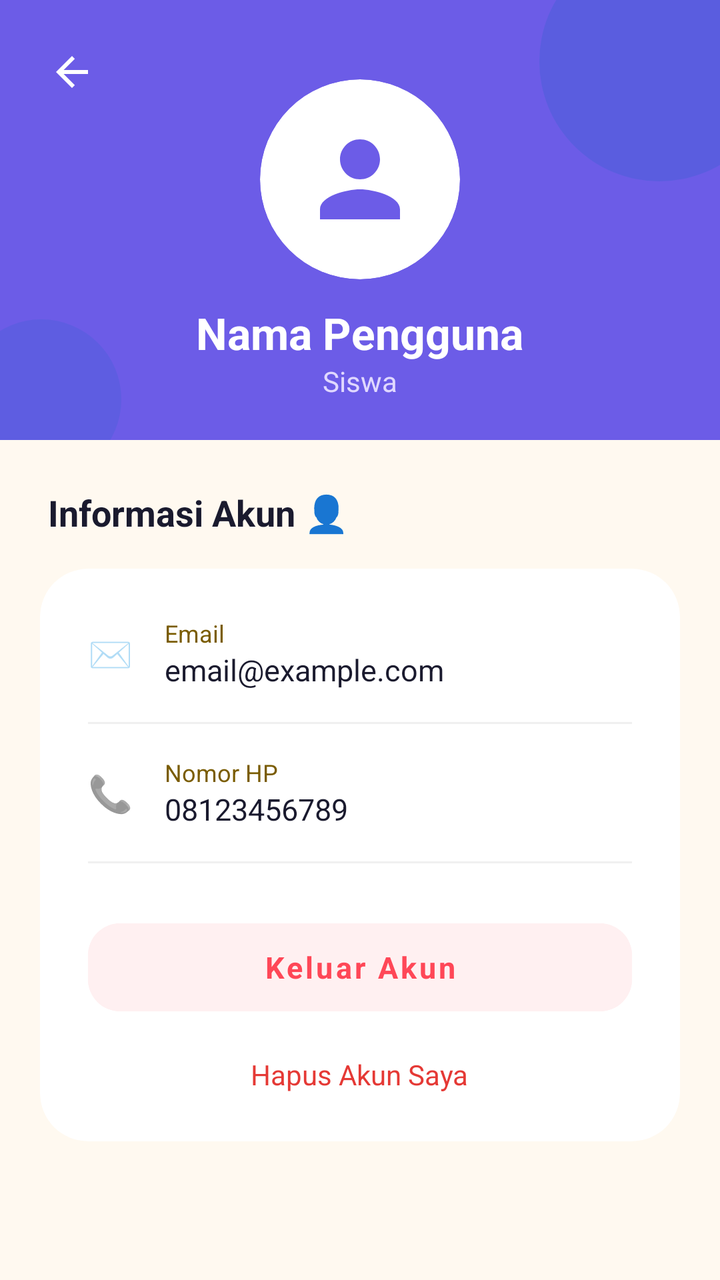
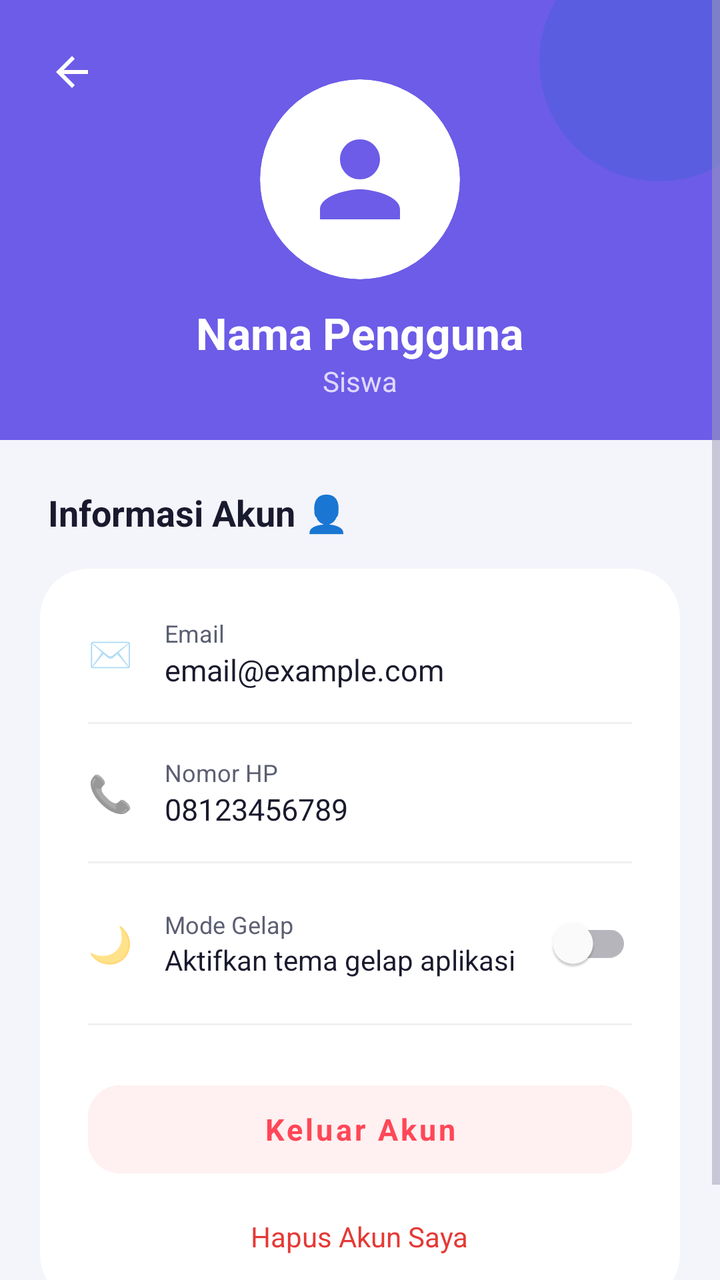

An Android layout rendered at two revisions. The XML below is the earlier revision; the diff shows what the commit changed to produce the second picture.
<!-- AndroidManifest.xml: application theme Theme.Elearning_SD_Negeri_Sukorame_1 -->
<!-- res/layout/fragment_profile.xml -->
<?xml version="1.0" encoding="utf-8"?>
<ScrollView xmlns:android="http://schemas.android.com/apk/res/android"
    xmlns:app="http://schemas.android.com/apk/res-auto"
    android:layout_width="match_parent"
    android:layout_height="match_parent"
    android:background="@color/page_bg_warm"
    android:fillViewport="true">

    <LinearLayout
        android:layout_width="match_parent"
        android:layout_height="wrap_content"
        android:orientation="vertical"
        android:paddingBottom="40dp">

        
        <androidx.constraintlayout.widget.ConstraintLayout
            android:layout_width="match_parent"
            android:layout_height="220dp"
            android:background="@color/accent_purple">

            
            <View
                android:layout_width="120dp"
                android:layout_height="120dp"
                app:layout_constraintTop_toTopOf="parent"
                app:layout_constraintEnd_toEndOf="parent"
                android:layout_marginTop="-30dp"
                android:layout_marginEnd="-30dp"
                android:background="@drawable/bg_circle_blue"
                android:alpha="0.2"/>

            <View
                android:layout_width="80dp"
                android:layout_height="80dp"
                app:layout_constraintBottom_toBottomOf="parent"
                app:layout_constraintStart_toStartOf="parent"
                android:layout_marginStart="-20dp"
                android:layout_marginBottom="-20dp"
                android:background="@drawable/bg_circle_blue"
                android:alpha="0.15"/>

            <ImageView
                android:id="@+id/ivBack"
                android:layout_width="40dp"
                android:layout_height="40dp"
                android:layout_marginStart="16dp"
                android:layout_marginTop="16dp"
                android:padding="8dp"
                android:src="@drawable/ic_back"
                android:background="?attr/selectableItemBackgroundBorderless"
                app:tint="@color/on_header_title"
                app:layout_constraintStart_toStartOf="parent"
                app:layout_constraintTop_toTopOf="parent"/>

            <LinearLayout
                android:layout_width="match_parent"
                android:layout_height="match_parent"
                android:orientation="vertical"
                android:gravity="center"
                android:paddingTop="20dp">

                <androidx.cardview.widget.CardView
                    android:layout_width="100dp"
                    android:layout_height="100dp"
                    app:cardCornerRadius="50dp"
                    app:cardElevation="0dp"
                    app:cardBackgroundColor="@color/card_bg">
                    <ImageView
                        android:id="@+id/ivProfilePicture"
                        android:layout_width="match_parent"
                        android:layout_height="match_parent"
                        android:scaleType="centerCrop"
                        android:src="@drawable/ic_user_solid"
                        android:padding="20dp"
                        app:tint="@color/accent_purple"/>
                </androidx.cardview.widget.CardView>

                <TextView
                    android:id="@+id/tvName"
                    android:layout_width="wrap_content"
                    android:layout_height="wrap_content"
                    android:layout_marginTop="12dp"
                    android:text="Nama Pengguna"
                    android:textColor="@color/on_header_title"
                    android:textSize="22sp"
                    android:textStyle="bold"
                    android:fontFamily="sans-serif-rounded"/>

                <TextView
                    android:id="@+id/tvRole"
                    android:layout_width="wrap_content"
                    android:layout_height="wrap_content"
                    android:text="Siswa"
                    android:textColor="@color/accent_purple_chip"
                    android:textSize="14sp"
                    android:fontFamily="sans-serif-rounded"/>
            </LinearLayout>
        </androidx.constraintlayout.widget.ConstraintLayout>

        
        <TextView
            android:layout_width="wrap_content"
            android:layout_height="wrap_content"
            android:layout_marginStart="24dp"
            android:layout_marginTop="24dp"
            android:layout_marginBottom="8dp"
            android:text="Informasi Akun 👤"
            android:textColor="@color/text_dark"
            android:textSize="18sp"
            android:textStyle="bold"
            android:fontFamily="sans-serif-rounded"/>

        <androidx.cardview.widget.CardView
            android:layout_width="match_parent"
            android:layout_height="wrap_content"
            android:layout_marginHorizontal="20dp"
            android:layout_marginTop="8dp"
            app:cardCornerRadius="24dp"
            app:cardElevation="0dp">

            <LinearLayout
                android:layout_width="match_parent"
                android:layout_height="wrap_content"
                android:orientation="vertical"
                android:padding="24dp">

                
                <LinearLayout
                    android:layout_width="match_parent"
                    android:layout_height="wrap_content"
                    android:orientation="horizontal"
                    android:gravity="center_vertical">
                    <TextView
                        android:layout_width="wrap_content"
                        android:layout_height="wrap_content"
                        android:text="✉️"
                        android:textSize="18sp"/>
                    <LinearLayout
                        android:layout_width="match_parent"
                        android:layout_height="wrap_content"
                        android:orientation="vertical"
                        android:layout_marginStart="16dp">
                        <TextView
                            android:layout_width="wrap_content"
                            android:layout_height="wrap_content"
                            android:text="Email"
                            android:textColor="@color/on_header_sub_yellow"
                            android:textSize="12sp"
                            android:fontFamily="sans-serif-rounded"/>
                        <TextView
                            android:id="@+id/tvEmail"
                            android:layout_width="wrap_content"
                            android:layout_height="wrap_content"
                            android:text="email@example.com"
                            android:textColor="@color/text_dark"
                            android:textSize="15sp"
                            android:fontFamily="sans-serif-rounded"/>
                    </LinearLayout>
                </LinearLayout>

                <View
                    android:layout_width="match_parent"
                    android:layout_height="1dp"
                    android:background="@color/divider_inner"
                    android:layout_marginVertical="16dp"/>

                
                <LinearLayout
                    android:layout_width="match_parent"
                    android:layout_height="wrap_content"
                    android:orientation="horizontal"
                    android:gravity="center_vertical">
                    <TextView
                        android:layout_width="wrap_content"
                        android:layout_height="wrap_content"
                        android:text="📞"
                        android:textSize="18sp"/>
                    <LinearLayout
                        android:layout_width="match_parent"
                        android:layout_height="wrap_content"
                        android:orientation="vertical"
                        android:layout_marginStart="16dp">
                        <TextView
                            android:layout_width="wrap_content"
                            android:layout_height="wrap_content"
                            android:text="Nomor HP"
                            android:textColor="@color/on_header_sub_yellow"
                            android:textSize="12sp"
                            android:fontFamily="sans-serif-rounded"/>
                        <TextView
                            android:id="@+id/tvPhone"
                            android:layout_width="wrap_content"
                            android:layout_height="wrap_content"
                            android:text="08123456789"
                            android:textColor="@color/text_dark"
                            android:textSize="15sp"
                            android:fontFamily="sans-serif-rounded"/>
                    </LinearLayout>
                </LinearLayout>

                <View
                    android:layout_width="match_parent"
                    android:layout_height="1dp"
                    android:background="@color/divider_inner"
                    android:layout_marginVertical="16dp"/>

                
                <Button
                    android:id="@+id/btnLogout"
                    android:layout_width="match_parent"
                    android:layout_height="56dp"
                    android:layout_marginTop="8dp"
                    android:text="Keluar Akun"
                    android:textColor="@color/btn_danger_text"
                    android:textSize="15sp"
                    android:textStyle="bold"
                    android:textAllCaps="false"
                    android:fontFamily="sans-serif-rounded"
                    android:backgroundTint="@color/btn_danger_bg"
                    app:cornerRadius="16dp"
                    app:elevation="0dp"
                    style="@style/Widget.MaterialComponents.Button.UnelevatedButton"/>

                <TextView
                    android:id="@+id/btnDeleteAccount"
                    android:layout_width="wrap_content"
                    android:layout_height="wrap_content"
                    android:layout_gravity="center"
                    android:layout_marginTop="16dp"
                    android:text="Hapus Akun Saya"
                    android:textColor="#E53935"
                    android:textSize="14sp"
                    android:fontFamily="sans-serif-rounded"
                    android:clickable="true"
                    android:focusable="true"
                    android:background="?attr/selectableItemBackground"/>

            </LinearLayout>
        </androidx.cardview.widget.CardView>

    </LinearLayout>
</ScrollView>
<!-- resources referenced by this layout -->
<resources>
  <color name="accent_purple">#6C5CE7</color>
  <color name="accent_purple_chip">#E0D8FF</color>
  <color name="btn_danger_bg">#FFF0F1</color>
  <color name="btn_danger_text">#FF4757</color>
  <color name="card_bg">#FFFFFF</color>
  <color name="divider_inner">#F0F0F0</color>
  <color name="on_header_sub_yellow">#7A5C00</color>
  <color name="on_header_title">#FFFFFF</color>
  <color name="page_bg_warm">#FFF9F0</color>
  <color name="text_dark">#1A1A2E</color>
  <!-- drawable bg_circle_blue (drawable) -->
  <?xml version="1.0" encoding="utf-8"?>
  <shape xmlns:android="http://schemas.android.com/apk/res/android"
      android:shape="oval">
      <solid android:color="#1565C0"/>
  </shape>
  <!-- drawable ic_back (drawable) -->
  <vector xmlns:android="http://schemas.android.com/apk/res/android"
      android:width="24dp"
      android:height="24dp"
      android:viewportWidth="24"
      android:viewportHeight="24">
    <path
        android:fillColor="#FF000000"
        android:pathData="M20,11H7.83l5.59,-5.59L12,4l-8,8 8,8 1.41,-1.41L7.83,13H20V11z"/>
  </vector>
  <!-- drawable ic_user_solid (drawable) -->
  <vector xmlns:android="http://schemas.android.com/apk/res/android"
      android:width="24dp"
      android:height="24dp"
      android:viewportWidth="24"
      android:viewportHeight="24">
      <path
          android:fillColor="#FF000000"
          android:pathData="M12,12c2.21,0 4,-1.79 4,-4s-1.79,-4 -4,-4 -4,1.79 -4,4 1.79,4 4,4zM12,14c-2.67,0 -8,1.34 -8,4v2h16v-2c0,-2.66 -5.33,-4 -8,-4z"/>
  </vector>
  <style name="Theme.Elearning_SD_Negeri_Sukorame_1" parent="Theme.MaterialComponents.DayNight.NoActionBar">
          <item name="colorPrimary">@color/primary_purple</item>
          <item name="colorPrimaryVariant">@color/primary_purple_light</item>
          <item name="colorOnPrimary">@color/white</item>
          <item name="colorSecondary">@color/teal_200</item>
          <item name="colorOnSecondary">@color/black</item>
          <item name="colorSurface">@color/card_bg</item>
          <item name="colorOnSurface">@color/text_dark</item>
          <item name="android:colorBackground">@color/bg_light</item>
          <item name="android:textColorPrimary">@color/text_dark</item>
          <item name="android:textColorSecondary">@color/text_gray</item>
          <item name="android:textColorHint">@color/text_hint</item>
          <item name="android:statusBarColor">@color/bg_light</item>
          <item name="android:navigationBarColor">@color/bg_light</item>
          <item name="android:windowLightStatusBar" tools:targetApi="23">true</item>
          <item name="cardBackgroundColor">@color/card_bg</item>
          <item name="cardCornerRadius">16dp</item>
          <item name="colorControlNormal">@color/text_hint</item>
          <item name="colorControlActivated">@color/primary_purple</item>
          <item name="colorControlHighlight">@color/light_purple</item>
          <item name="android:listDivider">@color/divider_color</item>
      </style>
  <color name="primary_purple">#6C63FF</color>
  <color name="primary_purple_light">#9B94FF</color>
  <color name="white">#FFFFFFFF</color>
  <color name="teal_200">#FF03DAC5</color>
  <color name="black">#FF000000</color>
  <color name="bg_light">#F4F4FB</color>
  <color name="text_gray">#5C5F72</color>
  <color name="text_hint">#9E9EB8</color>
  <color name="light_purple">#E7E6FF</color>
  <color name="divider_color">#DCDCE8</color>
</resources>

<!-- the commit's change to res/layout/fragment_profile.xml (unified diff, before → after) -->
@@ -3,7 +3,7 @@
     xmlns:app="http://schemas.android.com/apk/res-auto"
     android:layout_width="match_parent"
     android:layout_height="match_parent"
-    android:background="@color/page_bg_warm"
+    android:background="?android:attr/colorBackground"
     android:fillViewport="true">
 
     <LinearLayout
@@ -12,13 +12,11 @@
         android:orientation="vertical"
         android:paddingBottom="40dp">
 
-        
         <androidx.constraintlayout.widget.ConstraintLayout
             android:layout_width="match_parent"
             android:layout_height="220dp"
             android:background="@color/accent_purple">
 
-            
             <View
                 android:layout_width="120dp"
                 android:layout_height="120dp"
@@ -28,16 +26,6 @@
                 android:layout_marginEnd="-30dp"
                 android:background="@drawable/bg_circle_blue"
                 android:alpha="0.2"/>
-
-            <View
-                android:layout_width="80dp"
-                android:layout_height="80dp"
-                app:layout_constraintBottom_toBottomOf="parent"
-                app:layout_constraintStart_toStartOf="parent"
-                android:layout_marginStart="-20dp"
-                android:layout_marginBottom="-20dp"
-                android:background="@drawable/bg_circle_blue"
-                android:alpha="0.15"/>
 
             <ImageView
                 android:id="@+id/ivBack"
@@ -97,7 +85,6 @@
             </LinearLayout>
         </androidx.constraintlayout.widget.ConstraintLayout>
 
-        
         <TextView
             android:layout_width="wrap_content"
             android:layout_height="wrap_content"
@@ -105,7 +92,7 @@
             android:layout_marginTop="24dp"
             android:layout_marginBottom="8dp"
             android:text="Informasi Akun 👤"
-            android:textColor="@color/text_dark"
+            android:textColor="?attr/colorOnSurface"
             android:textSize="18sp"
             android:textStyle="bold"
             android:fontFamily="sans-serif-rounded"/>
@@ -116,7 +103,8 @@
             android:layout_marginHorizontal="20dp"
             android:layout_marginTop="8dp"
             app:cardCornerRadius="24dp"
-            app:cardElevation="0dp">
+            app:cardElevation="0dp"
+            app:cardBackgroundColor="?attr/colorSurface">
 
             <LinearLayout
                 android:layout_width="match_parent"
@@ -124,7 +112,6 @@
                 android:orientation="vertical"
                 android:padding="24dp">
 
-                
                 <LinearLayout
                     android:layout_width="match_parent"
                     android:layout_height="wrap_content"
@@ -144,7 +131,7 @@
                             android:layout_width="wrap_content"
                             android:layout_height="wrap_content"
                             android:text="Email"
-                            android:textColor="@color/on_header_sub_yellow"
+                            android:textColor="?android:attr/textColorSecondary"
                             android:textSize="12sp"
                             android:fontFamily="sans-serif-rounded"/>
                         <TextView
@@ -152,7 +139,7 @@
                             android:layout_width="wrap_content"
                             android:layout_height="wrap_content"
                             android:text="email@example.com"
-                            android:textColor="@color/text_dark"
+                            android:textColor="?attr/colorOnSurface"
                             android:textSize="15sp"
                             android:fontFamily="sans-serif-rounded"/>
                     </LinearLayout>
@@ -164,7 +151,6 @@
                     android:background="@color/divider_inner"
                     android:layout_marginVertical="16dp"/>
 
-                
                 <LinearLayout
                     android:layout_width="match_parent"
                     android:layout_height="wrap_content"
@@ -184,7 +170,7 @@
                             android:layout_width="wrap_content"
                             android:layout_height="wrap_content"
                             android:text="Nomor HP"
-                            android:textColor="@color/on_header_sub_yellow"
+                            android:textColor="?android:attr/textColorSecondary"
                             android:textSize="12sp"
                             android:fontFamily="sans-serif-rounded"/>
                         <TextView
@@ -192,7 +178,7 @@
                             android:layout_width="wrap_content"
                             android:layout_height="wrap_content"
                             android:text="08123456789"
-                            android:textColor="@color/text_dark"
+                            android:textColor="?attr/colorOnSurface"
                             android:textSize="15sp"
                             android:fontFamily="sans-serif-rounded"/>
                     </LinearLayout>
@@ -204,7 +190,49 @@
                     android:background="@color/divider_inner"
                     android:layout_marginVertical="16dp"/>
 
-                
+                <LinearLayout
+                    android:layout_width="match_parent"
+                    android:layout_height="wrap_content"
+                    android:orientation="horizontal"
+                    android:gravity="center_vertical">
+                    <TextView
+                        android:layout_width="wrap_content"
+                        android:layout_height="wrap_content"
+                        android:text="🌙"
+                        android:textSize="18sp"/>
+                    <LinearLayout
+                        android:layout_width="0dp"
+                        android:layout_height="wrap_content"
+                        android:orientation="vertical"
+                        android:layout_marginStart="16dp"
+                        android:layout_weight="1">
+                        <TextView
+                            android:layout_width="wrap_content"
+                            android:layout_height="wrap_content"
+                            android:text="Mode Gelap"
+                            android:textColor="?android:attr/textColorSecondary"
+                            android:textSize="12sp"
+                            android:fontFamily="sans-serif-rounded"/>
+                        <TextView
+                            android:layout_width="wrap_content"
+                            android:layout_height="wrap_content"
+                            android:text="Aktifkan tema gelap aplikasi"
+                            android:textColor="?attr/colorOnSurface"
+                            android:textSize="14sp"
+                            android:fontFamily="sans-serif-rounded"/>
+                    </LinearLayout>
+                    <com.google.android.material.switchmaterial.SwitchMaterial
+                        android:id="@+id/switchDarkMode"
+                        android:layout_width="wrap_content"
+                        android:layout_height="wrap_content"/>
+                </LinearLayout>
+
+                <View
+                    android:layout_width="match_parent"
+                    android:layout_height="1dp"
+                    android:background="@color/divider_inner"
+                    android:layout_marginVertical="16dp"/>
+
                 <Button
                     android:id="@+id/btnLogout"
                     android:layout_width="match_parent"
<!-- resource entries referenced after the edit -->
@@ -6,9 +6,7 @@
   <color name="btn_danger_text">#FF4757</color>
   <color name="card_bg">#FFFFFF</color>
   <color name="divider_inner">#F0F0F0</color>
-  <color name="on_header_sub_yellow">#7A5C00</color>
   <color name="on_header_title">#FFFFFF</color>
-  <color name="page_bg_warm">#FFF9F0</color>
   <color name="text_dark">#1A1A2E</color>
   <!-- drawable bg_circle_blue (drawable) -->
   <?xml version="1.0" encoding="utf-8"?>
